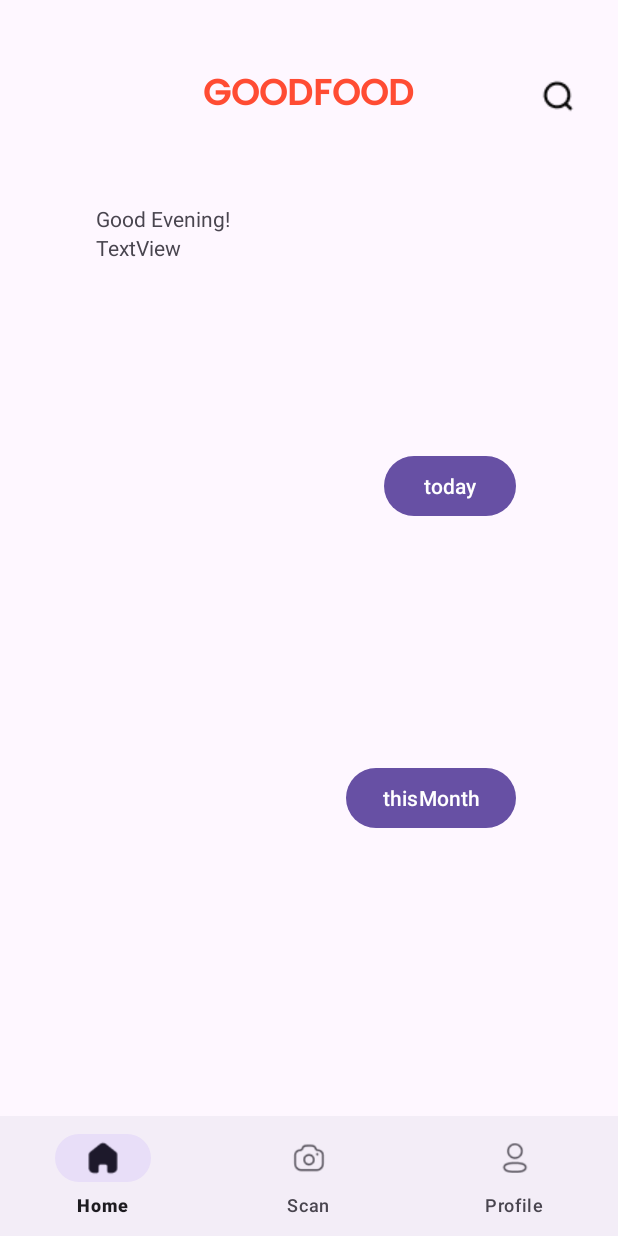
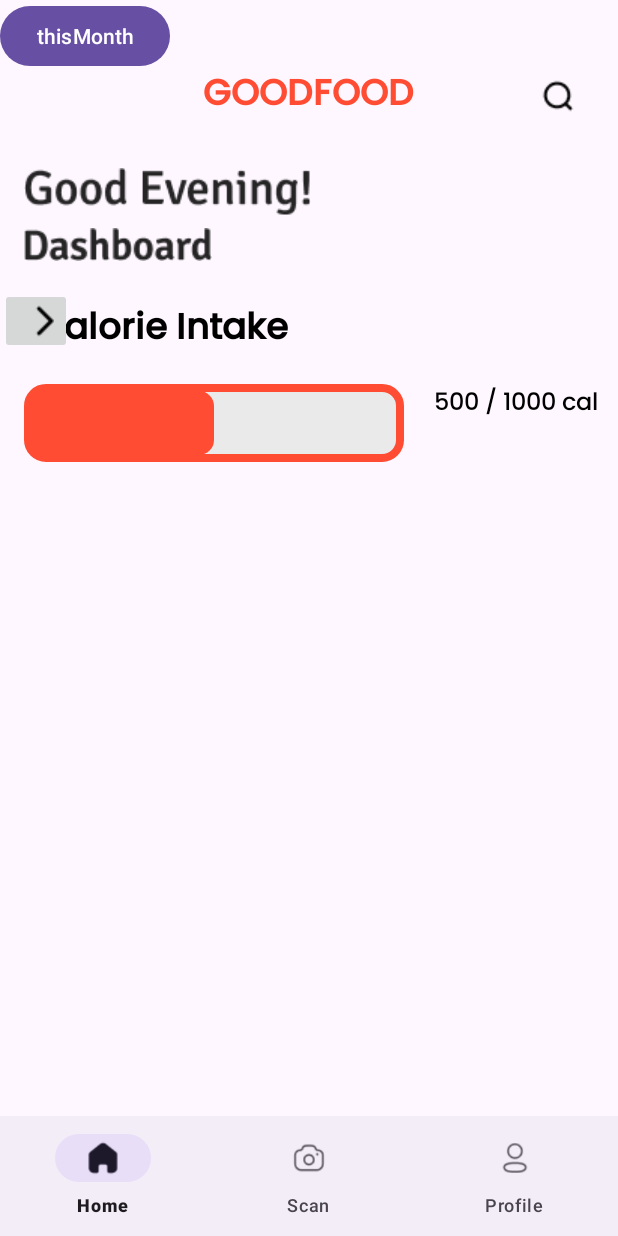
Before and after one commit to szeyu/GoodFood, an Android app: the screen it shows after launch once a user with an empty profile is signed in (HomePage), on a phone screen of 412 x 824 dp. Run offline under Robolectric (Android 15) with nearby library versions, the phone set to English and light mode, and no system bars; our stand-ins replace Firebase (no records; nobody signed in at launch, a user with empty details on screens opened directly); Roboto replaces fonts that are not available here.

Commit message:
added thumbnail for today calorie intake

```diff
--- a/app/src/main/res/layout/activity_home_page.xml
+++ b/app/src/main/res/layout/activity_home_page.xml
@@ -48,52 +48,86 @@
             app:srcCompat="@drawable/search_icon" />
 
     </androidx.constraintlayout.widget.ConstraintLayout>
+    <!-- Calorie Intake Section -->
+
+    <androidx.constraintlayout.widget.ConstraintLayout
+        android:id="@+id/calorieThumbnail"
+        android:layout_width="match_parent"
+        android:layout_height="wrap_content"
+        android:layout_marginTop="92dp"
+        app:layout_constraintEnd_toEndOf="parent"
+        app:layout_constraintHorizontal_bias="0.0"
+        app:layout_constraintStart_toStartOf="parent"
+        app:layout_constraintTop_toBottomOf="@+id/header">
+
+        <TextView
+            android:id="@+id/homeCalorieIntakeText"
+            android:layout_width="wrap_content"
+            android:layout_height="wrap_content"
+            android:layout_marginStart="16dp"
+            android:fontFamily="@font/poppins_medium_regular"
+            android:padding="8dp"
+            android:text="@string/calorieIntakeText"
+            android:textColor="@color/black"
+            android:textSize="24sp"
+            android:textStyle="bold"
+            app:layout_constraintStart_toStartOf="parent"
+            app:layout_constraintTop_toTopOf="parent" />
+
+        <androidx.constraintlayout.widget.ConstraintLayout
+            android:id="@+id/homeCalorieProgressLayout"
+            android:layout_width="match_parent"
+            android:layout_height="110dp"
+            android:layout_marginTop="8dp"
+            app:layout_constraintStart_toStartOf="parent"
+            app:layout_constraintTop_toBottomOf="@+id/homeCalorieIntakeText">
+
+            <ProgressBar
+                android:id="@+id/homeProgressBar"
+                style="@android:style/Widget.ProgressBar.Horizontal"
+                android:layout_width="253dp"
+                android:layout_height="52dp"
+                android:layout_marginStart="16dp"
+                android:max="100"
+                android:progress="50"
+                android:progressDrawable="@drawable/rounded_grey_container"
+                android:progressTint="@color/red"
+                app:layout_constraintStart_toStartOf="parent"
+                app:layout_constraintTop_toTopOf="parent" />
+
+            <TextView
+                android:id="@+id/homeCalorieText"
+                android:layout_width="wrap_content"
+                android:layout_height="wrap_content"
+                android:layout_marginStart="20dp"
+                android:fontFamily="@font/poppins_medium_regular"
+                android:text="500 / 1000 cal"
+                android:textAlignment="textEnd"
+                android:textColor="@android:color/black"
+                android:textSize="16sp"
+                app:layout_constraintStart_toEndOf="@+id/homeProgressBar"
+                app:layout_constraintTop_toTopOf="parent" />
+
+
+        </androidx.constraintlayout.widget.ConstraintLayout>
+
+        <ImageButton
+            android:id="@+id/todayDashboardButton"
+            android:layout_width="wrap_content"
+            android:layout_height="wrap_content"
+            app:srcCompat="@drawable/arrow"
+            tools:layout_editor_absoluteX="334dp"
+            tools:layout_editor_absoluteY="13dp" />
+    </androidx.constraintlayout.widget.ConstraintLayout>
 
     <androidx.constraintlayout.widget.ConstraintLayout
         android:layout_width="match_parent"
         android:layout_height="0dp"
         app:layout_constraintEnd_toEndOf="parent"
+        app:layout_constraintHorizontal_bias="0.0"
         app:layout_constraintStart_toStartOf="parent"
-        app:layout_constraintTop_toBottomOf="@+id/header">
+        app:layout_constraintTop_toBottomOf="@+id/calorieThumbnail">
 
-        <TextView
-            android:id="@+id/textView3"
-            android:layout_width="wrap_content"
-            android:layout_height="wrap_content"
-            android:text="TextView"
-            app:layout_constraintStart_toStartOf="@+id/textView2"
-            app:layout_constraintTop_toBottomOf="@+id/textView2" />
-
-        <TextView
-            android:id="@+id/textView2"
-            android:layout_width="wrap_content"
-            android:layout_height="wrap_content"
-            android:layout_marginStart="64dp"
-            android:layout_marginTop="36dp"
-            android:text="Good Evening!"
-            app:layout_constraintStart_toStartOf="parent"
-            app:layout_constraintTop_toTopOf="parent" />
-
-        <Button
-            android:id="@+id/todayDashboardButton"
-            android:layout_width="wrap_content"
-            android:layout_height="wrap_content"
-            android:layout_marginTop="200dp"
-            android:layout_marginEnd="68dp"
-            android:onClick="toTodayStats"
-            android:text="today"
-            app:layout_constraintEnd_toEndOf="parent"
-            app:layout_constraintTop_toTopOf="parent" />
-
-        <Button
-            android:id="@+id/thisMonthDashboardButton"
-            android:layout_width="wrap_content"
-            android:layout_height="wrap_content"
-            android:layout_marginTop="160dp"
-            android:onClick="toThisMonthStats"
-            android:text="thisMonth"
-            app:layout_constraintEnd_toEndOf="@+id/todayDashboardButton"
-            app:layout_constraintTop_toBottomOf="@+id/todayDashboardButton" />
     </androidx.constraintlayout.widget.ConstraintLayout>
 
     <FrameLayout
@@ -112,4 +146,33 @@
 
     </FrameLayout>
 
+    <ImageView
+        android:id="@+id/imageView4"
+        android:layout_width="wrap_content"
+        android:layout_height="wrap_content"
+        android:layout_marginStart="16dp"
+        android:layout_marginTop="12dp"
+        app:layout_constraintStart_toStartOf="parent"
+        app:layout_constraintTop_toBottomOf="@+id/header"
+        app:srcCompat="@drawable/GoodEvening" />
+
+    <ImageView
+        android:id="@+id/imageView3"
+        android:layout_width="wrap_content"
+        android:layout_height="wrap_content"
+        android:layout_marginStart="16dp"
+        android:layout_marginTop="8dp"
+        app:layout_constraintStart_toStartOf="parent"
+        app:layout_constraintTop_toBottomOf="@+id/imageView4"
+        app:srcCompat="@drawable/Dashboard" />
+
+    <Button
+        android:id="@+id/thisMonthDashboardButton"
+        android:layout_width="wrap_content"
+        android:layout_height="wrap_content"
+        android:onClick="toThisMonthStats"
+        android:text="thisMonth"
+        tools:layout_editor_absoluteX="282dp"
+        tools:layout_editor_absoluteY="382dp" />
+
 </androidx.constraintlayout.widget.ConstraintLayout>
```
Also changed, not shown: app/src/main/res/drawable/Dashboard.png (added), app/src/main/res/drawable/GoodEvening.png (added), app/src/main/res/drawable/arrow.png (added).
